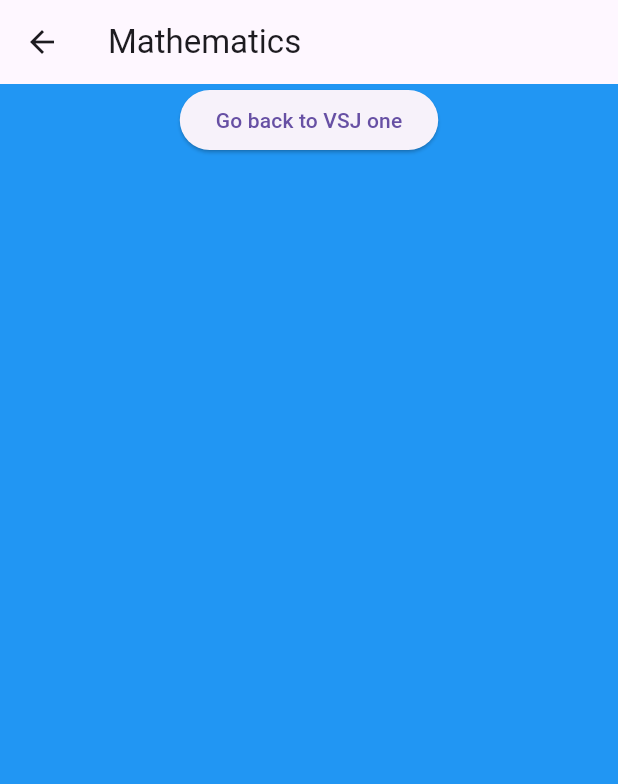
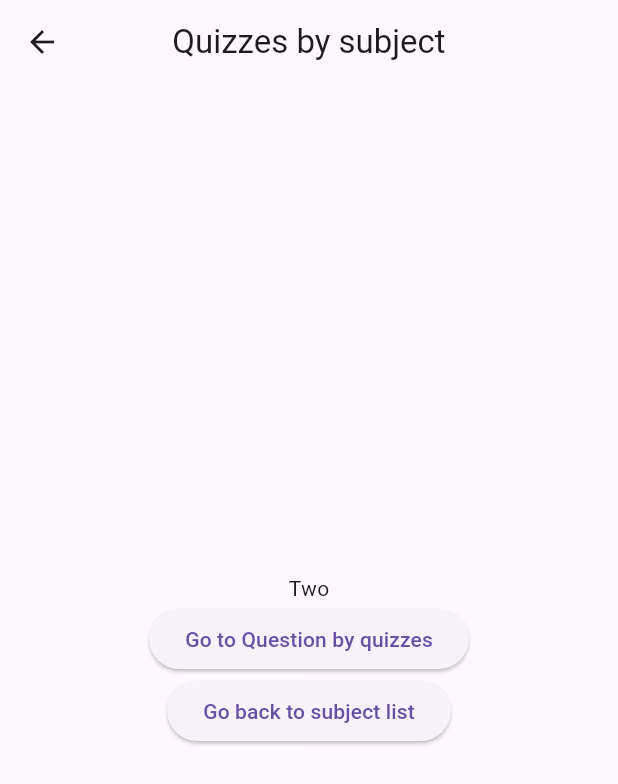
Before and after one commit to amitsingh1130/mcqquiz, a Flutter app: the screen it shows after launch, after a tap on "Mathematics", on a phone screen of 412 x 824 dp. Shown: the top 784 px of the screen. Run offline on Flutter 3.47's test engine with Material 3 defaults, Android fonts, the phone set to English and light mode, and no system bars.

Commit message:
making page no. helps to navigation page

```diff
--- a/lib/main.dart
+++ b/lib/main.dart
@@ -1,9 +1,22 @@
 import 'package:flutter/material.dart';
+import 'package:mcqquiz/questionbyquizzes.dart';
 import 'package:mcqquiz/quizzesbysubject.dart';
 import 'subjectlist.dart';
-import 'quizzesbysubject.dart';
-void main() {
-  runApp(MaterialApp(initialRoute: '/',
-     routes: {'/': (context) => Subjectlist(), '/second': (context) => quizzesbysubject()},
+ void main() {
+  runApp(MyApp(
   ));
 }
+
+class MyApp extends StatelessWidget {
+  @override
+  Widget build(BuildContext context) {
+    return MaterialApp(
+      initialRoute: '/',
+      routes: {
+        '/': (context) => Subjectlist(),
+        '/second': (context) => Quizzesbysubject(),
+        '/third': (context) => Questionbyquizzes(),
+      },
+    );
+  }
+}
--- a/lib/quizzesbysubject.dart
+++ b/lib/quizzesbysubject.dart
@@ -1,40 +1,36 @@
 import 'package:flutter/material.dart';
-import 'package:mcqquiz/utilities.dart';
 
-import 'main.dart';
+class Quizzesbysubject extends StatefulWidget {
+  const Quizzesbysubject({super.key});
 
-class quizzesbysubject extends StatefulWidget {
-  _VsjTwo createState() {
-    return _VsjTwo();
-  }
+  @override
+  State<Quizzesbysubject> createState() => _QuizzesbysubjectState();
 }
 
-class _VsjTwo extends State<quizzesbysubject> with SingleTickerProviderStateMixin {
-  String data = "";
-
-  @override
-  void initState() {}
-
+class _QuizzesbysubjectState extends State<Quizzesbysubject> {
   @override
   Widget build(BuildContext context) {
     return Scaffold(
-      backgroundColor: Colors.blue,
-      appBar: AppBar(title: Text(Utilities.currentquizname)),
+      appBar: AppBar(title: Text('Quizzes by subject'), centerTitle: true),
       body: Column(
-        children: [
-
+        mainAxisAlignment: MainAxisAlignment.center,
+        children: [Center(child: Text('Two'),),
+          Center(
+            child: ElevatedButton(
+              onPressed: () {
+                Navigator.pushNamed(context, '/third');
+              },
+              child: Text('Go to Question by quizzes'),
+            ),
+          ),
           Center(
             child: ElevatedButton(
               onPressed: () {
                 Navigator.pushNamed(context, '/');
               },
-              child: Text('Go back to VSJ one'),
+              child: Text('Go back to subject list'),
             ),
           ),
-
-          Text(data),
-
-
         ],
       ),
     );
--- a/lib/subjectlist.dart
+++ b/lib/subjectlist.dart
@@ -1,7 +1,6 @@
 import 'package:flutter/material.dart';
 import 'package:mcqquiz/utilities.dart';
-
-class Subjectlist extends StatelessWidget {
+ class Subjectlist extends StatelessWidget {
 
 
   @override
@@ -10,7 +9,7 @@ class Subjectlist extends StatelessWidget {
        Scaffold(
         appBar: AppBar(title: Text('SubjectList'),centerTitle: true,),
         body: Column(
-          children: [
+          children: [Center(child: Text('One'),),
             Center(
               child: ElevatedButton( child: Text('Mathematics'),
                 onPressed: () {
```
Also changed, not shown: lib/questionbyquizzes.dart (added, +30 -0 lines).
